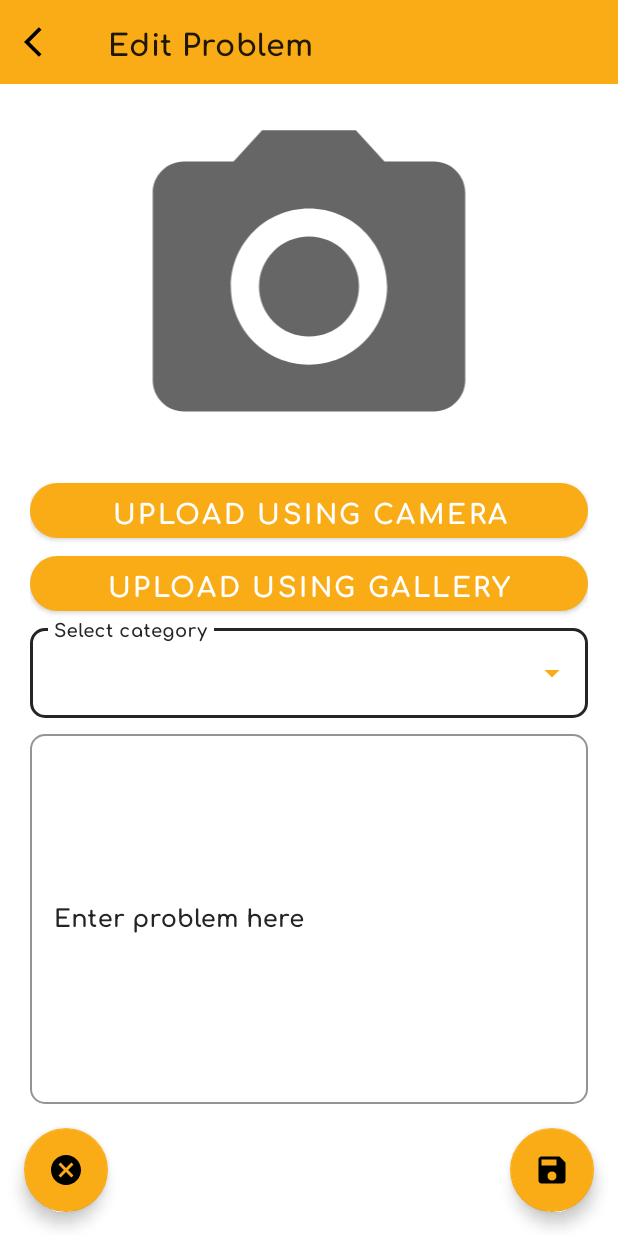
After one commit to diogo-mota99/FixityApp, an Android app: the UpdateProblemActivity screen opened directly, with no data from a screen before it, on a phone screen of 412 x 824 dp. The commit adds this screen. Run offline under Robolectric (Android 15) with nearby library versions, the phone set to English and light mode, and no system bars.

Commit message:
Update problem activity

```diff
--- a/app/src/main/AndroidManifest.xml
+++ b/app/src/main/AndroidManifest.xml
@@ -24,7 +24,8 @@
         android:roundIcon="@mipmap/ic_launcher_round"
         android:supportsRtl="true"
         android:theme="@style/Theme.Fixity">
-        <activity android:name=".ReportDetails"></activity>
+        <activity android:name=".UpdateProblemActivity"></activity>
+        <activity android:name=".ReportDetails" />
         <activity android:name=".ReportActivity" />
         <!--
              The API key for Google Maps-based APIs is defined as a string resource.
--- a/app/src/main/java/ipvc/estg/fixity/MapsActivity.kt
+++ b/app/src/main/java/ipvc/estg/fixity/MapsActivity.kt
@@ -107,7 +107,7 @@ class MapsActivity : AppCompatActivity(), OnMapReadyCallback {
         }
 
         buttonReport.setOnClickListener {
-            //OPEN SOMETHING TO REPORT PROBLEM
+            //OPEN SCREEN TO REPORT PROBLEM
             val intentReport = Intent(
                 this@MapsActivity,
                 ReportActivity::class.java
--- a/app/src/main/java/ipvc/estg/fixity/ReportDetails.kt
+++ b/app/src/main/java/ipvc/estg/fixity/ReportDetails.kt
@@ -1,5 +1,6 @@
 package ipvc.estg.fixity
 
+import android.content.Intent
 import android.os.Bundle
 import android.view.MenuItem
 import android.view.View
@@ -158,6 +159,13 @@ class ReportDetails : AppCompatActivity() {
                             builder.setMessage(R.string.delete_problem_confirmation)
                             builder.create().show()
                         }
+
+                        btnEdit.setOnClickListener {
+                            val intentEdit =
+                                Intent(this@ReportDetails, UpdateProblemActivity::class.java)
+                            startActivity(intentEdit)
+                            finish()
+                        }
                     }
                 }
             }
--- /dev/null
+++ b/app/src/main/java/ipvc/estg/fixity/UpdateProblemActivity.kt
@@ -0,0 +1,28 @@
+package ipvc.estg.fixity
+
+import androidx.appcompat.app.AppCompatActivity
+import android.os.Bundle
+
+class UpdateProblemActivity : AppCompatActivity() {
+    override fun onCreate(savedInstanceState: Bundle?) {
+        super.onCreate(savedInstanceState)
+        setContentView(R.layout.activity_update_problem)
+
+        setSupportActionBar(findViewById(R.id.toolbar))
+
+        // calling the action bar
+        val actionBar = supportActionBar
+
+        if (actionBar != null) {
+
+            // Customize the back button
+            actionBar.setHomeAsUpIndicator(R.drawable.ic_baseline_arrow_back_24)
+
+            // showing the back button in action bar
+            actionBar.setDisplayHomeAsUpEnabled(true)
+
+            // Set toolbar title/app title
+            actionBar.setTitle(R.string.edit_problem_title)
+        }
+    }
+}
--- /dev/null
+++ b/app/src/main/res/layout/activity_update_problem.xml
@@ -0,0 +1,172 @@
+<?xml version="1.0" encoding="utf-8"?>
+<RelativeLayout xmlns:android="http://schemas.android.com/apk/res/android"
+    xmlns:app="http://schemas.android.com/apk/res-auto"
+    xmlns:tools="http://schemas.android.com/tools"
+    android:layout_width="match_parent"
+    android:layout_height="match_parent"
+    tools:context=".UpdateProblemActivity">
+
+    <include
+        android:id="@+id/include"
+        layout="@layout/toolbar" />
+
+    <RelativeLayout
+        android:layout_width="wrap_content"
+        android:layout_height="match_parent"
+        android:layout_above="@+id/button_editProblem"
+        android:layout_below="@+id/include"
+        android:paddingLeft="20dp"
+        android:paddingRight="20dp">
+
+        <ImageView
+            android:id="@+id/imageUploadEdit"
+            android:layout_width="fill_parent"
+            android:layout_height="250dp"
+            android:layout_alignParentStart="true"
+            android:layout_alignParentLeft="true"
+            android:layout_alignParentTop="true"
+            android:layout_alignParentEnd="true"
+            android:layout_alignParentRight="true"
+            android:layout_marginTop="10dp"
+            android:contentDescription="@string/uploadPhoto"
+            android:foregroundGravity="center"
+            android:src="@drawable/ic_baseline_photo_camera_24" />
+
+        <com.google.android.material.button.MaterialButton
+            android:id="@+id/btn_uploadFromCamEdit"
+            android:layout_width="wrap_content"
+            android:layout_height="wrap_content"
+            android:layout_below="@+id/imageUploadEdit"
+            android:layout_alignParentStart="true"
+            android:layout_alignParentLeft="true"
+            android:layout_alignParentEnd="true"
+            android:layout_alignParentRight="true"
+            android:layout_centerHorizontal="true"
+            android:fontFamily="@font/comfortaa_bold"
+            android:text="@string/upload_from_cam"
+            android:textColor="#fff"
+            android:textSize="18sp"
+            app:backgroundTint="#f9ac16"
+            app:cornerRadius="30dp"
+            app:drawableTint="@color/myBlack" />
+
+        <com.google.android.material.button.MaterialButton
+            android:id="@+id/btn_uploadFromGalleryEdit"
+            android:layout_width="wrap_content"
+            android:layout_height="wrap_content"
+            android:layout_below="@+id/btn_uploadFromCamEdit"
+            android:layout_alignParentStart="true"
+            android:layout_alignParentLeft="true"
+            android:layout_alignParentEnd="true"
+            android:layout_alignParentRight="true"
+            android:fontFamily="@font/comfortaa_bold"
+            android:text="@string/upload_from_gallery"
+            android:textColor="#fff"
+            android:textSize="18sp"
+            app:backgroundTint="#f9ac16"
+            app:cornerRadius="30dp"
+            app:drawableTint="@color/myBlack" />
+
+        <com.google.android.material.textfield.TextInputLayout
+            android:id="@+id/spinnerProblemTypeEdit"
+            style="@style/Widget.MaterialComponents.TextInputLayout.OutlinedBox.ExposedDropdownMenu"
+            android:layout_width="match_parent"
+            android:layout_height="wrap_content"
+            android:layout_below="@+id/btn_uploadFromGalleryEdit"
+            android:fontFamily="@font/comfortaa_bold"
+            android:hint="@string/select_category"
+            android:inputType="textMultiLine"
+            android:shadowColor="@color/black"
+            android:textColor="@color/black"
+            android:textColorHint="@color/myBlack"
+            android:textSize="15sp"
+            app:boxCornerRadiusBottomEnd="10dp"
+            app:boxCornerRadiusBottomStart="10dp"
+            app:boxCornerRadiusTopEnd="10dp"
+            app:boxCornerRadiusTopStart="10dp"
+            app:boxStrokeColor="@color/myBlack"
+            app:hintTextColor="@color/myBlack"
+            app:layout_constraintEnd_toEndOf="parent"
+            app:layout_constraintStart_toStartOf="parent">
+
+            <AutoCompleteTextView
+                android:id="@+id/txtCategoryEdit"
+                android:layout_width="match_parent"
+                android:layout_height="wrap_content"
+                android:layout_marginTop="5dp"
+                android:clickable="false"
+                android:inputType="none" />
+
+        </com.google.android.material.textfield.TextInputLayout>
+
+        <com.google.android.material.textfield.TextInputLayout
+            android:id="@+id/reportProblemTextEdit"
+            style="@style/Widget.MaterialComponents.TextInputLayout.OutlinedBox"
+            android:layout_width="match_parent"
+            android:layout_height="wrap_content"
+            android:layout_below="@+id/spinnerProblemTypeEdit"
+            android:layout_marginTop="5dp"
+            android:fontFamily="@font/comfortaa_bold"
+            android:hint="@string/enter_problem_here"
+            android:inputType="textMultiLine"
+            android:shadowColor="@color/black"
+            android:textColor="@color/black"
+            android:textColorHint="@color/myBlack"
+            android:textSize="15sp"
+            app:boxCornerRadiusBottomEnd="10dp"
+            app:boxCornerRadiusBottomStart="10dp"
+            app:boxCornerRadiusTopEnd="10dp"
+            app:boxCornerRadiusTopStart="10dp"
+            app:boxStrokeColor="@color/myBlack"
+            app:hintTextColor="@color/myBlack">
+
+            <com.google.android.material.textfield.TextInputEditText
+                android:id="@+id/addProblemReportEdit"
+                android:layout_width="match_parent"
+                android:layout_height="wrap_content"
+                android:minHeight="250dp"
+                android:textColor="@color/black" />
+        </com.google.android.material.textfield.TextInputLayout>
+
+
+    </RelativeLayout>
+
+    <com.google.android.material.floatingactionbutton.FloatingActionButton
+        android:id="@+id/button_editProblem"
+        android:layout_width="wrap_content"
+        android:layout_height="wrap_content"
+        android:layout_alignParentEnd="true"
+        android:layout_alignParentRight="true"
+        android:layout_alignParentBottom="true"
+        android:layout_marginStart="16dp"
+        android:layout_marginLeft="16dp"
+        android:layout_marginTop="16dp"
+        android:layout_marginEnd="16dp"
+        android:layout_marginRight="16dp"
+        android:layout_marginBottom="16dp"
+        android:contentDescription="@string/add_problem"
+        android:src="@drawable/ic_baseline_save_24"
+        app:backgroundTint="#f9ac16"
+        app:layout_constraintBottom_toBottomOf="parent"
+        app:layout_constraintEnd_toEndOf="parent" />
+
+    <com.google.android.material.floatingactionbutton.FloatingActionButton
+        android:id="@+id/button_cancelEditProblem"
+        android:layout_width="wrap_content"
+        android:layout_height="wrap_content"
+        android:layout_alignParentStart="true"
+        android:layout_alignParentLeft="true"
+        android:layout_alignParentBottom="true"
+        android:layout_marginStart="16dp"
+        android:layout_marginLeft="16dp"
+        android:layout_marginTop="16dp"
+        android:layout_marginEnd="16dp"
+        android:layout_marginRight="16dp"
+        android:layout_marginBottom="16dp"
+        android:contentDescription="@string/cancel_report"
+        android:src="@drawable/ic_baseline_cancel_24"
+        app:backgroundTint="#f9ac16"
+        app:layout_constraintBottom_toBottomOf="parent"
+        app:layout_constraintStart_toStartOf="parent" />
+
+</RelativeLayout>
--- a/app/src/main/res/values/strings.xml
+++ b/app/src/main/res/values/strings.xml
@@ -82,4 +82,5 @@
     <string name="category">Category</string>
     <string name="problem">Problem</string>
     <string name="delete_problem_confirmation">Do you want to delete this problem?</string>
+    <string name="edit_problem_title">Edit Problem</string>
 </resources>
```
Also changed, not shown: 1 other file.
